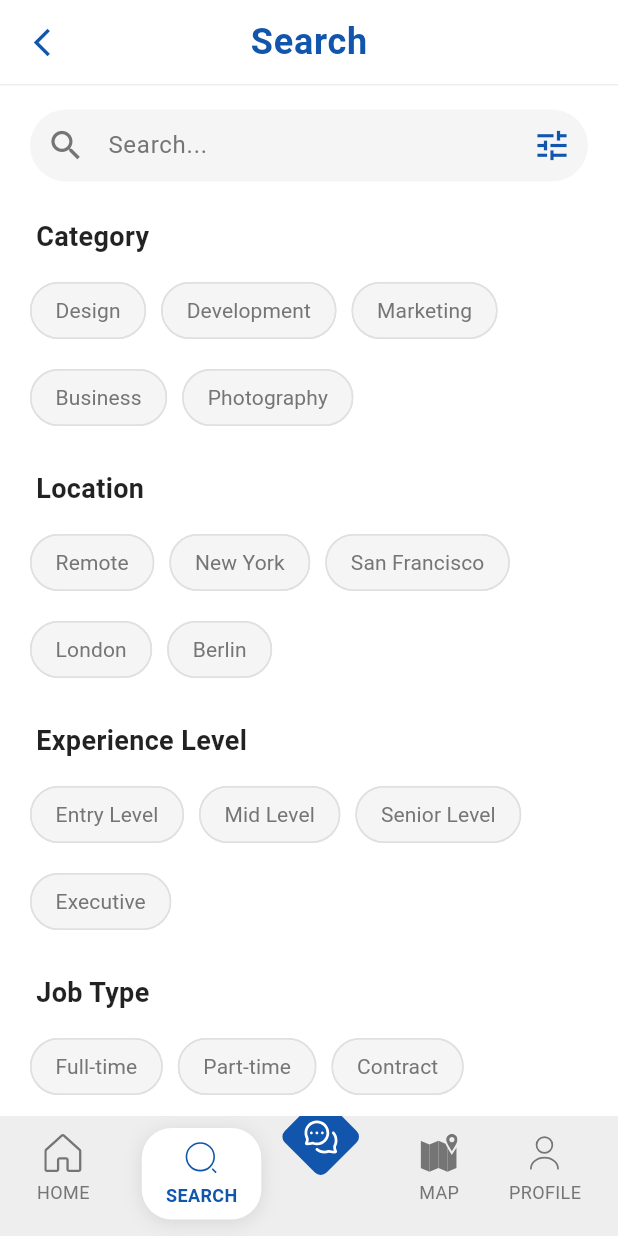
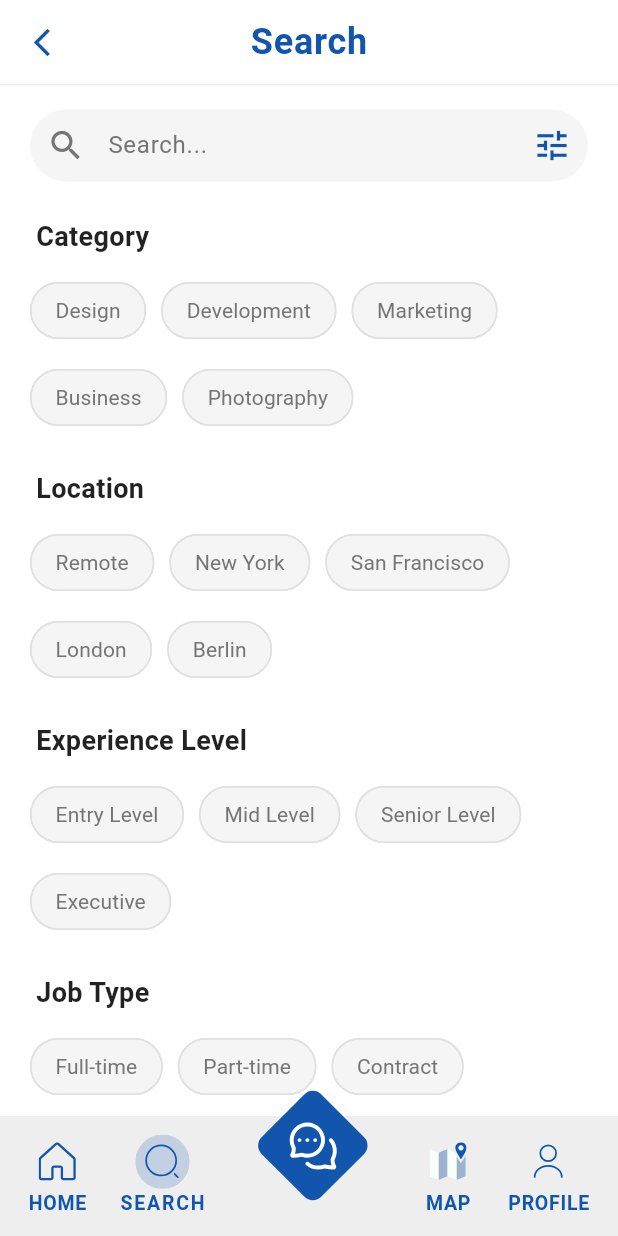
Before and after one commit to Keekkii/WorkRateF, a Flutter app: the SearchScreen screen opened directly, on a phone screen of 412 x 824 dp. Run offline on Flutter 3.47's test engine with Material 3 defaults, Android fonts, the phone set to English and light mode, and no system bars; our stand-ins replace cloud_firestore, firebase_auth, firebase_core, flutter_svg, google_sign_in; accounts and stored records are empty; Roboto replaces fonts that are missing (RobotoMono); project files that could hold a hidden picture were left out.

Commit message:
search bottom navbar

```diff
--- a/lib/screens/search.dart
+++ b/lib/screens/search.dart
@@ -57,169 +57,44 @@ class _SearchScreenState extends State<SearchScreen> {
         padding: const EdgeInsets.symmetric(horizontal: 8, vertical: 0),
         child: SizedBox(
           height: 80,
-          child: Stack(
-            children: [
-              // Bottom navigation items
-              Row(
+          child: Row(
             mainAxisAlignment: MainAxisAlignment.spaceAround,
             children: [
-                  // Home Button
-                  GestureDetector(
+              _BottomSvgButton(
+                svgPath: 'assets/icons/home.svg',
+                label: "HOME",
                 onTap: () => Navigator.pop(context),
-                    child: Padding(
-                      padding: const EdgeInsets.symmetric(vertical: 12),
-                      child: Column(
-                        mainAxisSize: MainAxisSize.min,
-                        children: [
-                          SvgPicture.asset(
-                            'assets/icons/home.svg',
-                            width: 26,
-                            height: 26,
-                            color: const Color(0xFF757575),
               ),
-                          const SizedBox(height: 4),
-                          const Text(
-                            'HOME',
-                            style: TextStyle(
-                              color: Color(0xFF757575),
-                              fontFamily: 'RobotoMono',
-                              fontSize: 12,
+              _BottomSvgButton(
+                svgPath: 'assets/icons/search.svg',
+                label: "SEARCH",
+                selected: true,
+                onTap: () {},
               ),
+              _BottomSvgButton(
+                svgPath: 'assets/icons/message.svg',
+                label: "",
+                isBig: true,
+                onTap: () {
+                  // TODO: Implement message navigation
+                },
               ),
-                        ],
-                      ),
-                    ),
-                  ),
-
-                  // Empty space for search button (will be positioned absolutely)
-                  const SizedBox(width: 60),
-
-                  // Empty space for message button (will be positioned absolutely)
-                  const SizedBox(width: 60),
-
-                  // Map Button
-                  GestureDetector(
+              _BottomSvgButton(
+                svgPath: 'assets/icons/map.svg',
+                label: "MAP",
                 onTap: () {
                   // TODO: Implement map navigation
                 },
-                    child: Padding(
-                      padding: const EdgeInsets.symmetric(vertical: 12),
-                      child: Column(
-                        mainAxisSize: MainAxisSize.min,
-                        children: [
-                          SvgPicture.asset(
-                            'assets/icons/map.svg',
-                            width: 26,
-                            height: 26,
-                            color: const Color(0xFF757575),
               ),
-                          const SizedBox(height: 4),
-                          const Text(
-                            'MAP',
-                            style: TextStyle(
-                              color: Color(0xFF757575),
-                              fontFamily: 'RobotoMono',
-                              fontSize: 12,
-                            ),
-                          ),
-                        ],
-                      ),
-                    ),
-                  ),
-
-                  // Profile Button
-                  GestureDetector(
+              _BottomSvgButton(
+                svgPath: 'assets/icons/profile.svg',
+                label: "PROFILE",
                 onTap: () {
                   Navigator.pushReplacement(
                     context,
                     MaterialPageRoute(builder: (context) => const ProfileScreen()),
                   );
                 },
-                    child: Padding(
-                      padding: const EdgeInsets.symmetric(vertical: 12),
-                      child: Column(
-                        mainAxisSize: MainAxisSize.min,
-                        children: [
-                          SvgPicture.asset(
-                            'assets/icons/profile.svg',
-                            width: 26,
-                            height: 26,
-                            color: const Color(0xFF757575),
-                          ),
-                          const SizedBox(height: 4),
-                          const Text(
-                            'PROFILE',
-                            style: TextStyle(
-                              color: Color(0xFF757575),
-                              fontFamily: 'RobotoMono',
-                              fontSize: 12,
-                            ),
-                          ),
-                        ],
-                      ),
-                    ),
-                  ),
-                ],
-              ),
-
-              // Search Button (Active with background selector)
-              Positioned(
-                left: MediaQuery.of(context).size.width * 0.21,
-                top: 8,
-                child: GestureDetector(
-                  onTap: () {},
-                  child: Container(
-                    padding: const EdgeInsets.symmetric(horizontal: 16, vertical: 8),
-                    decoration: BoxDecoration(
-                      color: Colors.white,
-                      borderRadius: BorderRadius.circular(20),
-                      boxShadow: [
-                        BoxShadow(
-                          color: Colors.black.withOpacity(0.1),
-                          blurRadius: 10,
-                          offset: const Offset(0, 2),
-                        ),
-                      ],
-                    ),
-                    child: Column(
-                      mainAxisSize: MainAxisSize.min,
-                      children: [
-                        SvgPicture.asset(
-                          'assets/icons/search.svg',
-                          width: 24,
-                          height: 24,
-                          color: const Color(0xFF1156AC),
-                        ),
-                        const SizedBox(height: 4),
-                        const Text(
-                          'SEARCH',
-                          style: TextStyle(
-                            color: Color(0xFF1156AC),
-                            fontFamily: 'RobotoMono',
-                            fontWeight: FontWeight.bold,
-                            fontSize: 12,
-                          ),
-                        ),
-                      ],
-                    ),
-                  ),
-                ),
-              ),
-
-              // Message Button (Big)
-              Positioned(
-                left: MediaQuery.of(context).size.width * 0.5 - 28,
-                top: -14,
-                child: GestureDetector(
-                  onTap: () {
-                    // TODO: Implement message navigation
-                  },
-                  child: SvgPicture.asset(
-                    'assets/icons/message.svg',
-                    width: 56,
-                    height: 56,
-                  ),
-                ),
               ),
             ],
           ),
@@ -423,3 +298,68 @@ class _SearchScreenState extends State<SearchScreen> {
     );
   }
 }
+
+class _BottomSvgButton extends StatelessWidget {
+  final String svgPath;
+  final String label;
+  final bool selected;
+  final bool isBig;
+  final VoidCallback onTap;
+
+  const _BottomSvgButton({
+    required this.svgPath,
+    required this.label,
+    required this.onTap,
+    this.selected = false,
+    this.isBig = false,
+  });
+
+  @override
+  Widget build(BuildContext context) {
+    const Color primary = Color(0xFF1156AC);
+
+    return GestureDetector(
+      onTap: onTap,
+      child: Column(
+        mainAxisSize: MainAxisSize.min,
+        children: [
+          Transform.translate(
+            offset: isBig ? const Offset(0, -30) : Offset.zero,
+            child: SizedBox(
+              width: isBig ? 100 : 36,
+              height: isBig ? 100 : 36,
+              child: Stack(
+                alignment: Alignment.center,
+                children: [
+                  if (selected)
+                    SvgPicture.asset(
+                      'assets/icons/backgroundselector.svg',
+                      width: isBig ? 100 : 36,
+                      height: isBig ? 100 : 36,
+                    ),
+                  SvgPicture.asset(
+                    svgPath,
+                    width: isBig ? 80 : 26,
+                    height: isBig ? 80 : 26,
+                  ),
+                ],
+              ),
+            ),
+          ),
+          if (label.isNotEmpty)
+            Text(
+              label,
+              textAlign: TextAlign.center,
+              style: TextStyle(
+                color: primary,
+                fontFamily: "RobotoMono",
+                fontWeight: FontWeight.bold,
+                fontSize: 13,
+                letterSpacing: selected ? 1.2 : 0.5,
+              ),
+            ),
+        ],
+      ),
+    );
+  }
+}
```
Lines whose indentation alone changed are shown as unchanged.
